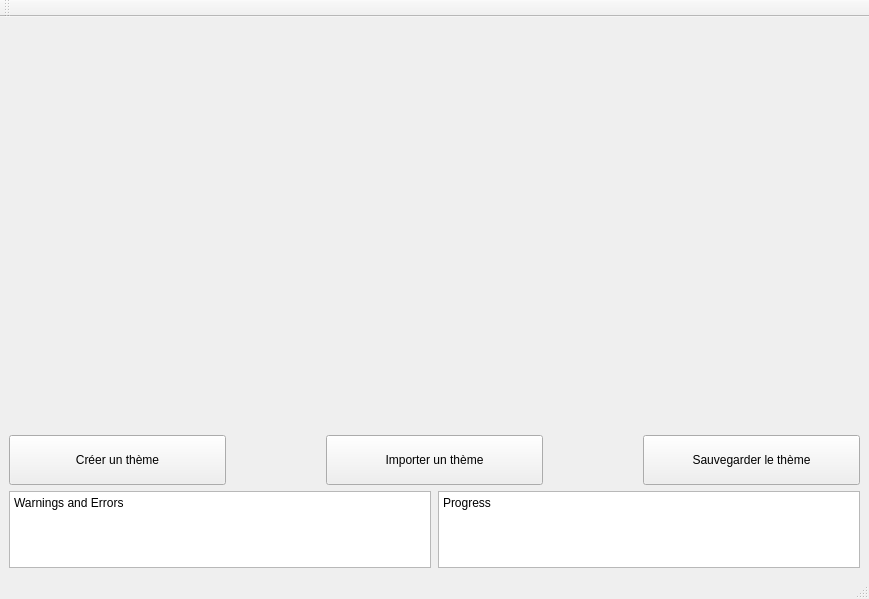
First picture: the form in ui/mainwindow.ui, repository imanirajdoost/color-theme-manager, before the edit.
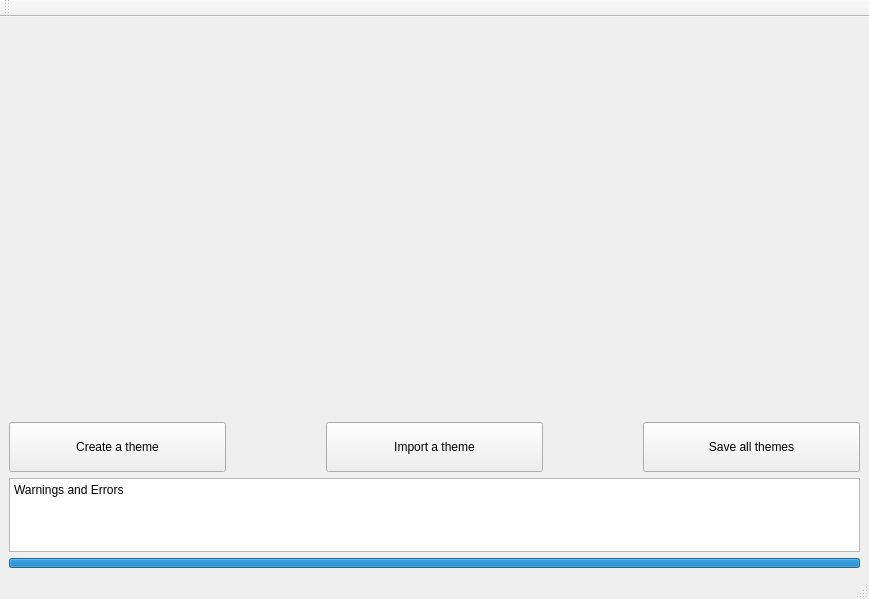
Second picture: the form after the edit.

Commit message: Added delete and edit for colors

The edit to the form file:
```diff
--- a/ui/mainwindow.ui
+++ b/ui/mainwindow.ui
@@ -14,7 +14,7 @@
    <string>MainWindow</string>
   </property>
   <widget class="QWidget" name="centralwidget">
-   <layout class="QVBoxLayout" name="verticalLayout" stretch="5,1,1">
+   <layout class="QVBoxLayout" name="verticalLayout" stretch="5,1,1,0">
     <item>
      <layout class="QHBoxLayout" name="themeLayout"/>
     </item>
@@ -44,7 +44,7 @@
          </size>
         </property>
         <property name="text">
-         <string>Créer un thème</string>
+         <string>Create a theme</string>
         </property>
        </widget>
       </item>
@@ -63,7 +63,7 @@
          </size>
         </property>
         <property name="text">
-         <string>Importer un thème</string>
+         <string>Import a theme</string>
         </property>
        </widget>
       </item>
@@ -82,14 +82,14 @@
          </size>
         </property>
         <property name="text">
-         <string>Sauvegarder le thème</string>
+         <string>Save all themes</string>
         </property>
        </widget>
       </item>
      </layout>
     </item>
     <item>
-     <layout class="QHBoxLayout" name="horizontalLayout_2" stretch="0,0">
+     <layout class="QHBoxLayout" name="horizontalLayout_2" stretch="0">
       <property name="spacing">
        <number>7</number>
       </property>
@@ -109,32 +109,26 @@
         </property>
        </widget>
       </item>
+     </layout>
+    </item>
       <item>
-       <widget class="QPlainTextEdit" name="plainTextEdit">
-        <property name="enabled">
-         <bool>true</bool>
-        </property>
-        <property name="sizePolicy">
-         <sizepolicy hsizetype="Expanding" vsizetype="Expanding">
-          <horstretch>0</horstretch>
-          <verstretch>0</verstretch>
-         </sizepolicy>
-        </property>
+     <widget class="QProgressBar" name="progressBar">
         <property name="maximumSize">
          <size>
           <width>16777215</width>
-          <height>16777215</height>
-         </size>
-        </property>
-        <property name="readOnly">
-         <bool>true</bool>
-        </property>
-        <property name="plainText">
-         <string>Progress</string>
-        </property>
-       </widget>
-      </item>
-     </layout>
+        <height>10</height>
+       </size>
+      </property>
+      <property name="value">
+       <number>100</number>
+      </property>
+      <property name="textVisible">
+       <bool>false</bool>
+      </property>
+      <property name="orientation">
+       <enum>Qt::Horizontal</enum>
+      </property>
+     </widget>
     </item>
    </layout>
   </widget>
```
Lines whose indentation alone changed are shown as unchanged. The commit also changes 21 other files.
